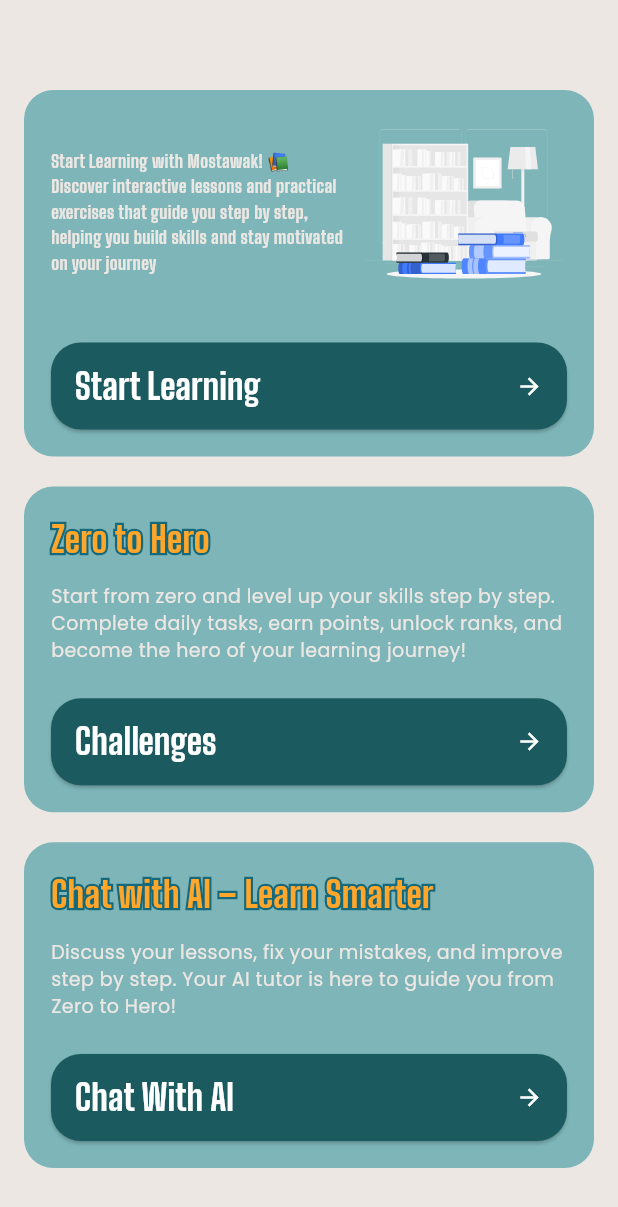
After one commit to nhahub/NHA-229, a Flutter app: the HomePage screen opened directly, on a phone screen of 412 x 824 dp. The commit adds this screen. Shown: the top 1207 px of the screen. Run offline on Flutter 3.47's test engine with Material 3 defaults, Android fonts, the phone set to English and light mode, and no system bars; our stand-ins replace flutter_bloc, flutter_screenutil, flutter_svg, google_fonts, pinput.

Commit message:
feat: create Home screen layout

```diff
--- a/lib/core/constants/app_assets.dart
+++ b/lib/core/constants/app_assets.dart
@@ -11,4 +11,6 @@ class AppAssets {
   static const String onboarding1 = 'assets/images/onboarding1.svg';
   static const String onboarding2 = 'assets/images/onboarding2.svg';
   static const String onboarding3 = 'assets/images/onboarding3.svg';
+  static const String bookIcon = 'assets/images/books.svg';
+  static const String robotIcon = 'assets/images/robot.svg';
 }
--- a/lib/core/constants/app_colors.dart
+++ b/lib/core/constants/app_colors.dart
@@ -2,4 +2,11 @@ import 'dart:ui';
 
 class MyColors {
   static const Color primary = Color(0xFF16697B);
+   static const Color backgroundColor= Color(0xFF7DB5B8);
+   static const Color buttonColor= Color(0xFF1B5B5F);
+   static const Color textColor= Color(0xFFECE7E3);
+    static const Color accentColor= Color(0xFFFFA62B);
+    static const Color backgroundLight= Color(0xFFECE7E3);
+    static const Color borderColor= Color(0xFF16697B);
+
 }
--- /dev/null
+++ b/lib/features/auth/home/home_screen.dart
@@ -0,0 +1,196 @@
+import 'package:flutter/material.dart';
+import 'package:flutter_screenutil/flutter_screenutil.dart';
+import 'package:flutter_svg/flutter_svg.dart';
+import 'package:mostawak/core/constants/app_assets.dart';
+import 'package:mostawak/core/constants/app_colors.dart';
+
+class FeatureCard extends StatelessWidget {
+  final String title;
+  final String? subtitle;
+  final String buttonText;
+  final Color backgroundColor;
+  final Color buttonColor;
+  final Color? titleColor;
+  final String? imageUrl;
+  final VoidCallback onPressed;
+
+  const FeatureCard({
+    Key? key,
+    required this.title,
+    this.subtitle,
+    required this.buttonText,
+    this.backgroundColor = MyColors.backgroundColor,
+    this.buttonColor = MyColors.buttonColor,
+    this.titleColor,
+    this.imageUrl,
+    required this.onPressed,
+  }) : super(key: key);
+
+  @override
+  Widget build(BuildContext context) {
+    return Container(
+      margin: const EdgeInsets.symmetric(vertical: 10, horizontal: 16),
+      padding: const EdgeInsets.all(18),
+      decoration: BoxDecoration(
+        color: backgroundColor,
+        borderRadius: BorderRadius.circular(20.r),
+      ),
+      child: Column(
+        crossAxisAlignment: CrossAxisAlignment.start,
+        children: [
+
+          if (imageUrl != null)
+            Row(
+              children: [
+                Expanded(
+                  child: Text(
+                    title,
+                    style: TextStyle(
+                      color: titleColor ?? MyColors.textColor,
+                      fontSize: 12.sp,
+                      fontWeight: FontWeight.w700,
+                      fontFamily: "BigShoulders",
+                    ),
+                  ),
+                ),
+                const SizedBox(width: 10),
+                SvgPicture.asset(
+                  imageUrl!,
+                  width: 130.w,
+                  height: 130.h,
+                ),
+              ],
+            )
+          else
+            Stack(
+  children: [
+
+    Text(
+      title,
+      style: TextStyle(
+        fontSize: 24.sp,
+        fontWeight: FontWeight.w700,
+        fontFamily: "BigShoulders",
+        foreground: Paint()
+          ..style = PaintingStyle.stroke
+          ..strokeWidth = 3
+          ..color =  MyColors.borderColor,
+      ),
+    ),
+
+    Text(
+      title,
+      style: TextStyle(
+        color: titleColor ?? MyColors.accentColor,
+        fontSize: 24.sp,
+        fontWeight: FontWeight.w700,
+        fontFamily: "BigShoulders",
+
+      ),
+    ),
+  ],
+)
+,
+
+
+          if (subtitle != null) ...[
+            SizedBox(height: 12.h),
+            Text(
+              subtitle!,
+              style: TextStyle(
+                color: MyColors.textColor,
+                fontSize: 13.sp,
+              ),
+            ),
+          ],
+
+          SizedBox(height: 24.h),
+
+
+          SizedBox(
+            width: double.infinity,
+            child: ElevatedButton(
+              onPressed: onPressed,
+              style: ElevatedButton.styleFrom(
+                backgroundColor: buttonColor,
+                padding: const EdgeInsets.symmetric(vertical: 12, horizontal: 16),
+                shape: RoundedRectangleBorder(
+                  borderRadius: BorderRadius.circular(20),
+                ),
+              ),
+              child: Row(
+                mainAxisAlignment: MainAxisAlignment.spaceBetween,
+                children: [
+                  Text(
+                    buttonText,
+                    style: TextStyle(
+                      color: Colors.white,
+                      fontSize: 24.sp,
+                      fontWeight: FontWeight.w700,
+                      fontFamily: "BigShoulders",
+                    ),
+                  ),
+                  const Icon(Icons.arrow_forward, color: Colors.white),
+                ],
+              ),
+            ),
+          ),
+        ],
+      ),
+    );
+  }
+}
+
+
+class HomePage extends StatelessWidget {
+  const HomePage({Key? key}) : super(key: key);
+
+  @override
+  Widget build(BuildContext context) {
+    return Scaffold(
+      backgroundColor:MyColors.backgroundLight,
+      body: SingleChildScrollView(
+        child: Padding(
+          padding: const EdgeInsets.only(top: 50),
+          child: Column(
+            children: [
+
+              FeatureCard(
+                imageUrl: AppAssets.bookIcon,
+                title: 'Start Learning with Mostawak! 📚\nDiscover interactive lessons and practical exercises that guide you step by step, helping you build skills and stay motivated on your journey',
+                buttonText: 'Start Learning',
+                onPressed: () {
+                  print('Start Learning clicked');
+                },
+              ),
+
+
+              FeatureCard(
+                title: 'Zero to Hero',
+                subtitle: 'Start from zero and level up your skills step by step. Complete daily tasks, earn points, unlock ranks, and become the hero of your learning journey!',
+                buttonText: 'Challenges',
+
+                onPressed: () {
+                  print('Challenges clicked');
+                },
+              ),
+
+
+              FeatureCard(
+                // imageUrl: AppAssets.robotIcon,
+                title: 'Chat with AI – Learn Smarter',
+                titleColor: MyColors.accentColor,
+                subtitle: 'Discuss your lessons, fix your mistakes, and improve step by step. Your AI tutor is here to guide you from Zero to Hero!',
+                buttonText: 'Chat With AI',
+
+                onPressed: () {
+                  print('Chat with AI clicked');
+                },
+              ),
+            ],
+          ),
+        ),
+      ),
+    );
+  }
+}
--- a/lib/features/auth/onboarding/onboarding.dart
+++ b/lib/features/auth/onboarding/onboarding.dart
@@ -2,6 +2,7 @@ import 'package:flutter/material.dart';
 import 'package:flutter_screenutil/flutter_screenutil.dart';
 import 'package:flutter_svg/flutter_svg.dart';
 import 'package:mostawak/core/constants/app_assets.dart';
+import 'package:mostawak/features/auth/home/home_screen.dart';
 import '../signup/signup_screen.dart';
 import '../login/widgets/custom_button.dart';
 
@@ -166,7 +167,7 @@ class _OnboardingScreenState extends State<OnboardingScreen> {
                     Navigator.pushReplacement(
                       context,
                       MaterialPageRoute(
-                        builder: (context) => SignupScreen(),
+                        builder: (context) => HomePage(),
                       ),
                     );
                   },
```
Also changed, not shown: assets/images/books.svg (added), assets/images/robot.svg (added).
